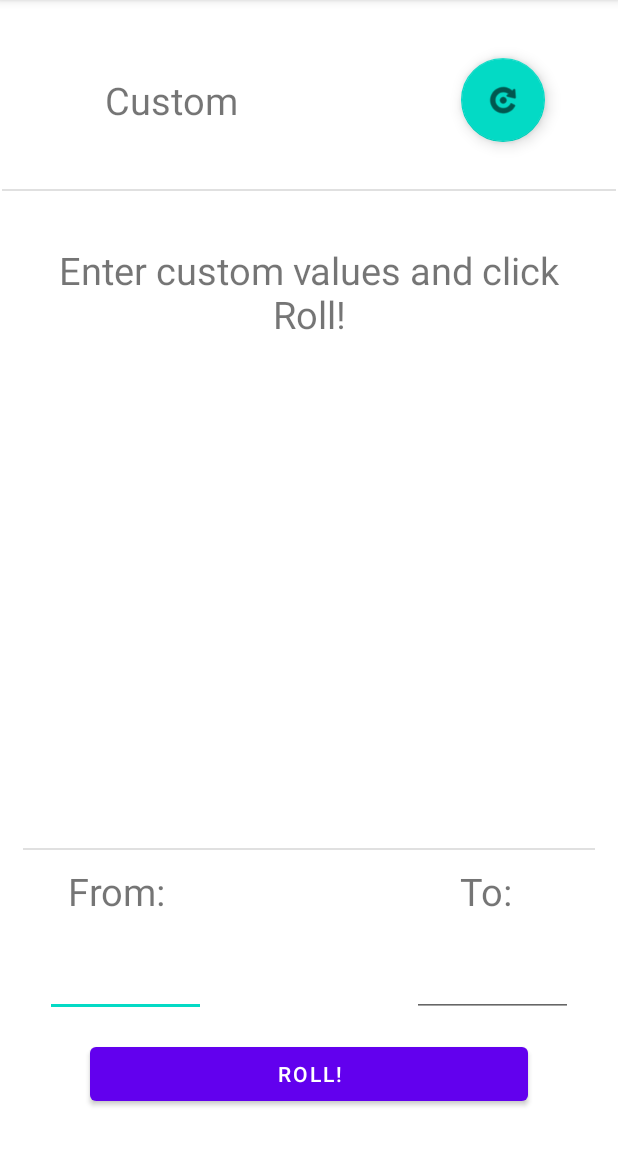
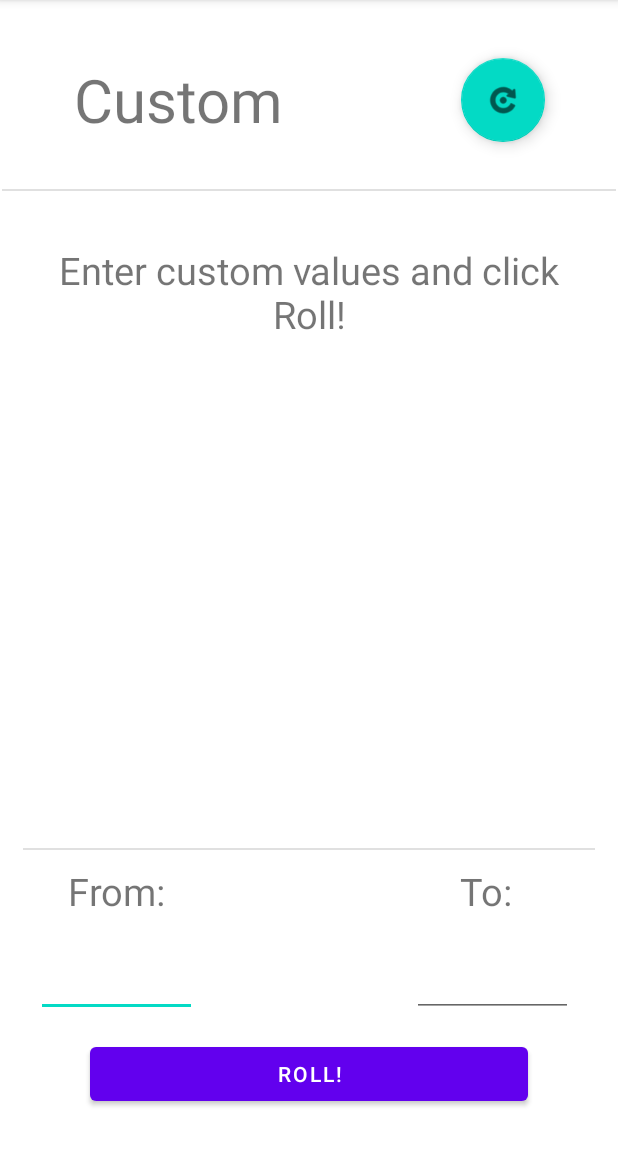
Before and after one commit to Nydex/Randomizer, an Android app: the SwitchMode screen opened directly, with no data from a screen before it, on a phone screen of 412 x 824 dp, the part 84-1236 px from its top. Run offline under Robolectric (Android 15) with nearby library versions, the phone set to English and light mode, and no system bars.

Commit message:
fixed ID issues

```diff
--- a/app/src/main/AndroidManifest.xml
+++ b/app/src/main/AndroidManifest.xml
@@ -9,7 +9,7 @@
         android:roundIcon="@mipmap/ic_launcher_round"
         android:supportsRtl="true"
         android:theme="@style/Theme.Randomizer">
-        <activity android:name=".Mode2"></activity>
+<!--        <activity android:name=".Mode2"></activity>-->
         <activity android:name=".SwitchMode" />
         <activity android:name=".MainActivity">
             <intent-filter>
--- a/app/src/main/java/com/example/randomizer/SwitchMode.java
+++ b/app/src/main/java/com/example/randomizer/SwitchMode.java
@@ -22,10 +22,10 @@ public class SwitchMode extends AppCompatActivity {
         setContentView(R.layout.activity_mode2);
 
         // Object instantiation:
-        Button altRollButton = findViewById(R.id.rollButton);
+        Button altRollButton = findViewById(R.id.altRollButton);
         FloatingActionButton switchModeButton = findViewById(R.id.switchModeButton);
-        TextView altResult = findViewById(R.id.rollResult);
-        TextView altResultHeader = findViewById(R.id.resultHeader);
+        TextView altResult = findViewById(R.id.altRollResult);
+        TextView altResultHeader = findViewById(R.id.altResultHeader);
         EditText fromValue = findViewById(R.id.fromValue);
         EditText toValue = findViewById(R.id.toValue);
 
--- a/app/src/main/res/layout-v26/activity_mode2.xml
+++ /dev/null
@@ -1,176 +0,0 @@
-<?xml version="1.0" encoding="utf-8"?>
-<androidx.constraintlayout.widget.ConstraintLayout xmlns:android="http://schemas.android.com/apk/res/android"
-    xmlns:app="http://schemas.android.com/apk/res-auto"
-    xmlns:tools="http://schemas.android.com/tools"
-    android:layout_width="match_parent"
-    android:layout_height="match_parent"
-    tools:context=".MainActivity">
-
-    <Button
-        android:id="@+id/rollButton"
-        android:layout_width="0dp"
-        android:layout_height="wrap_content"
-        android:layout_marginStart="60dp"
-        android:layout_marginLeft="60dp"
-        android:layout_marginEnd="60dp"
-        android:layout_marginRight="60dp"
-        android:layout_marginBottom="28dp"
-        android:text="@string/buttonName"
-        app:layout_constraintBottom_toBottomOf="parent"
-        app:layout_constraintEnd_toEndOf="parent"
-        app:layout_constraintHorizontal_bias="0.498"
-        app:layout_constraintStart_toStartOf="parent" />
-
-    <TextView
-        android:id="@+id/rollResult"
-        android:layout_width="match_parent"
-        android:layout_height="match_parent"
-        android:autoSizeTextType="uniform"
-        android:layout_marginStart="50dp"
-        android:layout_marginLeft="50dp"
-        android:layout_marginTop="300dp"
-        android:layout_marginEnd="50dp"
-        android:layout_marginRight="50dp"
-        android:layout_marginBottom="250dp"
-        android:textSize="180sp"
-        app:layout_constraintBottom_toTopOf="@+id/divider"
-        app:layout_constraintEnd_toEndOf="parent"
-        app:layout_constraintHorizontal_bias="0.0"
-        app:layout_constraintStart_toStartOf="parent"
-        app:layout_constraintTop_toTopOf="parent"
-        app:layout_constraintVertical_bias="0.0" />
-
-    <View
-        android:id="@+id/divider"
-        android:layout_width="381dp"
-        android:layout_height="1dp"
-        android:layout_marginStart="10dp"
-        android:layout_marginLeft="10dp"
-        android:layout_marginEnd="10dp"
-        android:layout_marginRight="10dp"
-        android:layout_marginBottom="125dp"
-        android:background="?android:attr/listDivider"
-        app:layout_constraintBottom_toTopOf="@+id/rollButton"
-        app:layout_constraintEnd_toEndOf="parent"
-        app:layout_constraintStart_toStartOf="parent" />
-
-    <TextView
-        android:id="@+id/resultHeader"
-        android:layout_width="372dp"
-        android:layout_height="65dp"
-        android:layout_marginStart="20dp"
-        android:layout_marginLeft="20dp"
-        android:layout_marginTop="100dp"
-        android:layout_marginEnd="20dp"
-        android:layout_marginRight="20dp"
-        android:layout_marginBottom="10dp"
-        android:gravity="center_horizontal"
-        android:textAlignment="center"
-        android:textSize="25sp"
-        app:layout_constraintBottom_toTopOf="@+id/rollResult"
-        app:layout_constraintEnd_toEndOf="parent"
-        app:layout_constraintStart_toStartOf="parent"
-        app:layout_constraintTop_toTopOf="parent" />
-
-    <com.google.android.material.floatingactionbutton.FloatingActionButton
-        android:id="@+id/switchModeButton"
-        android:layout_width="wrap_content"
-        android:layout_height="wrap_content"
-        android:layout_marginEnd="30dp"
-        android:layout_marginRight="30dp"
-        android:clickable="true"
-        android:contentDescription="@string/settings"
-        android:focusable="true"
-        app:layout_constraintBottom_toTopOf="@+id/resultHeader"
-        app:layout_constraintEnd_toEndOf="parent"
-        app:layout_constraintHorizontal_bias="0.943"
-        app:layout_constraintStart_toStartOf="parent"
-        app:layout_constraintTop_toTopOf="parent"
-        app:layout_constraintVertical_bias="0.363"
-        app:srcCompat="@android:drawable/ic_menu_rotate" />
-
-    <TextView
-        android:id="@+id/altModeLowerLimitText"
-        android:layout_width="wrap_content"
-        android:layout_height="wrap_content"
-        android:layout_marginStart="45dp"
-        android:layout_marginLeft="45dp"
-        android:layout_marginTop="10dp"
-        android:text="@string/altModeLowerLimitText"
-        android:textSize="25sp"
-        app:layout_constraintStart_toStartOf="parent"
-        app:layout_constraintTop_toBottomOf="@+id/divider" />
-
-    <TextView
-        android:id="@+id/altModeUpperLimitText"
-        android:layout_width="wrap_content"
-        android:layout_height="wrap_content"
-        android:layout_marginTop="10dp"
-        android:layout_marginEnd="70dp"
-        android:layout_marginRight="70dp"
-        android:text="@string/altModeHigherLimitText"
-        android:textSize="25sp"
-        app:layout_constraintEnd_toEndOf="parent"
-        app:layout_constraintTop_toBottomOf="@+id/divider" />
-
-    <EditText
-        android:id="@+id/fromValue"
-        android:layout_width="107dp"
-        android:layout_height="52dp"
-        android:layout_marginStart="30dp"
-        android:layout_marginLeft="30dp"
-        android:ems="10"
-        android:inputType="number"
-        android:importantForAutofill="no"
-        app:layout_constraintBottom_toTopOf="@+id/rollButton"
-        app:layout_constraintStart_toStartOf="parent"
-        app:layout_constraintTop_toBottomOf="@+id/altModeLowerLimitText" />
-
-    <EditText
-        android:id="@+id/toValue"
-        android:layout_width="107dp"
-        android:layout_height="52dp"
-        android:layout_marginEnd="30dp"
-        android:layout_marginRight="30dp"
-        android:ems="10"
-        android:inputType="number"
-        android:importantForAutofill="no"
-        app:layout_constraintBottom_toTopOf="@+id/rollButton"
-        app:layout_constraintEnd_toEndOf="parent"
-        app:layout_constraintTop_toBottomOf="@+id/altModeUpperLimitText" />
-
-    <TextView
-        android:id="@+id/modeText2"
-        android:layout_width="173dp"
-        android:layout_height="37dp"
-        android:layout_gravity="center_horizontal"
-        android:layout_marginStart="50dp"
-        android:layout_marginLeft="50dp"
-        android:layout_marginTop="20dp"
-        android:layout_marginEnd="130dp"
-        android:layout_marginRight="130dp"
-        android:layout_marginBottom="10dp"
-        android:gravity="center_horizontal"
-        android:text="@string/modeText2"
-        android:textAlignment="center"
-        android:textSize="25sp"
-        app:layout_constraintBottom_toTopOf="@+id/divider3"
-        app:layout_constraintEnd_toStartOf="@+id/switchModeButton"
-        app:layout_constraintStart_toStartOf="parent"
-        app:layout_constraintTop_toTopOf="parent" />
-
-    <View
-        android:id="@+id/divider3"
-        android:layout_width="409dp"
-        android:layout_height="1dp"
-        android:layout_marginStart="10dp"
-        android:layout_marginLeft="10dp"
-        android:layout_marginEnd="10dp"
-        android:layout_marginRight="10dp"
-        android:layout_marginBottom="35dp"
-        android:background="?android:attr/listDivider"
-        app:layout_constraintBottom_toTopOf="@+id/resultHeader"
-        app:layout_constraintEnd_toEndOf="parent"
-        app:layout_constraintStart_toStartOf="parent" />
-
-</androidx.constraintlayout.widget.ConstraintLayout>
--- a/app/src/main/res/layout/activity_mode2.xml
+++ b/app/src/main/res/layout/activity_mode2.xml
@@ -40,14 +40,14 @@
 
     <TextView
         android:id="@+id/altRollResult"
-        android:layout_width="2dp"
-        android:layout_height="164dp"
-        android:layout_marginStart="200dp"
-        android:layout_marginLeft="200dp"
+        android:layout_width="match_parent"
+        android:layout_height="match_parent"
+        android:layout_marginStart="50dp"
+        android:layout_marginLeft="50dp"
         android:layout_marginTop="300dp"
-        android:layout_marginEnd="200dp"
-        android:layout_marginRight="200dp"
-        android:layout_marginBottom="400dp"
+        android:layout_marginEnd="50dp"
+        android:layout_marginRight="50dp"
+        android:layout_marginBottom="250dp"
         android:gravity="center_horizontal"
         android:maxLines="1"
         android:textAlignment="center"
--- a/app/src/main/res/values/strings.xml
+++ b/app/src/main/res/values/strings.xml
@@ -13,6 +13,6 @@
     <string name="modeText2">Custom</string>
     <string name="altModeResultHeaderNoValuesError"><font fgcolor='#FFFF3B30'>Please enter a value for both boundaries.</font></string>
     <string name="altModeResultHeaderToSmallerThanFromError"><font fgcolor='#FFFF3B30'>From is bigger than To!</font></string>
-    <string name="fromValueHint">Select lower bound.</string>
-    <string name="toValueHint">Select upper bound.</string>
+    <string name="fromValueHint" />
+    <string name="toValueHint" />
 </resources>
```
